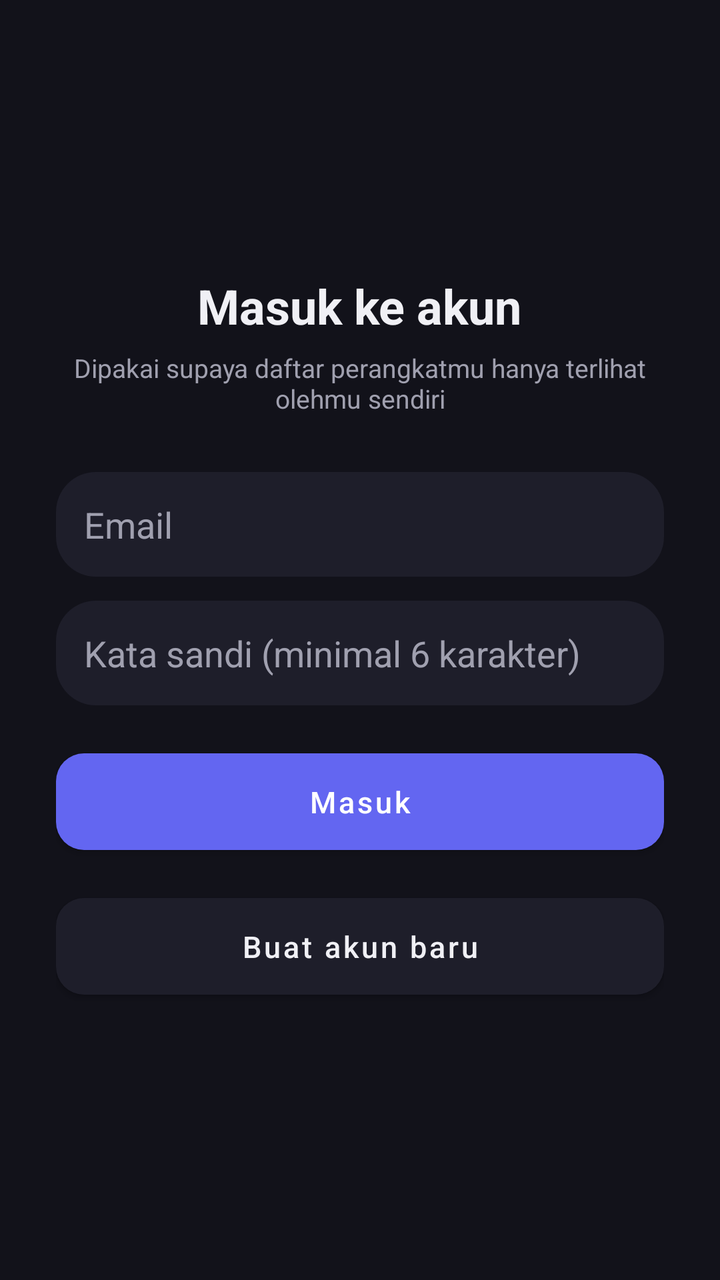
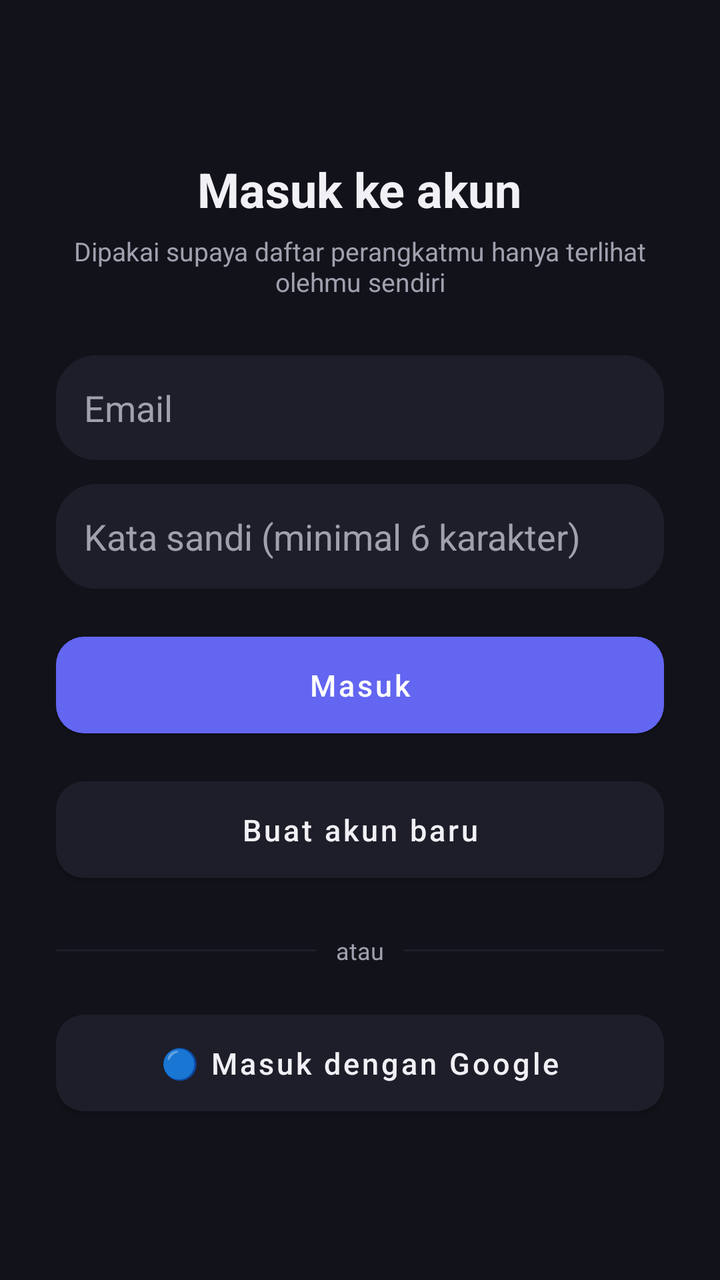

Compare the two renders of this Android layout. The source of the first and the diff that turns it into the second are given below.
<!-- AndroidManifest.xml: application theme Theme.RemoteCtl -->
<!-- res/layout/activity_login.xml -->
<?xml version="1.0" encoding="utf-8"?>
<LinearLayout xmlns:android="http://schemas.android.com/apk/res/android"
    android:layout_width="match_parent"
    android:layout_height="match_parent"
    android:background="@color/bg"
    android:orientation="vertical"
    android:gravity="center"
    android:padding="28dp">

    <TextView
        android:layout_width="wrap_content"
        android:layout_height="wrap_content"
        android:text="Masuk ke akun"
        android:textColor="@color/text_primary"
        android:textSize="24sp"
        android:textStyle="bold" />

    <TextView
        android:layout_width="wrap_content"
        android:layout_height="wrap_content"
        android:layout_marginTop="6dp"
        android:layout_marginBottom="28dp"
        android:text="Dipakai supaya daftar perangkatmu hanya terlihat olehmu sendiri"
        android:textColor="@color/text_secondary"
        android:textSize="13sp"
        android:gravity="center" />

    <EditText
        android:id="@+id/editEmail"
        android:layout_width="match_parent"
        android:layout_height="wrap_content"
        android:background="@drawable/bg_card"
        android:padding="14dp"
        android:hint="Email"
        android:textColorHint="@color/text_secondary"
        android:textColor="@color/text_primary"
        android:inputType="textEmailAddress" />

    <EditText
        android:id="@+id/editPassword"
        android:layout_width="match_parent"
        android:layout_height="wrap_content"
        android:layout_marginTop="12dp"
        android:background="@drawable/bg_card"
        android:padding="14dp"
        android:hint="Kata sandi (minimal 6 karakter)"
        android:textColorHint="@color/text_secondary"
        android:textColor="@color/text_primary"
        android:inputType="textPassword" />

    <TextView
        android:id="@+id/txtError"
        android:layout_width="match_parent"
        android:layout_height="wrap_content"
        android:layout_marginTop="10dp"
        android:textColor="@color/danger"
        android:textSize="13sp"
        android:visibility="gone" />

    <com.google.android.material.button.MaterialButton
        android:id="@+id/btnLogin"
        style="@style/RoundedButton"
        android:layout_width="match_parent"
        android:layout_height="wrap_content"
        android:layout_marginTop="18dp"
        android:text="Masuk" />

    <com.google.android.material.button.MaterialButton
        android:id="@+id/btnRegister"
        style="@style/RoundedButton.Secondary"
        android:layout_width="match_parent"
        android:layout_height="wrap_content"
        android:layout_marginTop="12dp"
        android:text="Buat akun baru" />

</LinearLayout>
<!-- resources referenced by this layout -->
<resources>
  <color name="bg">#12121A</color>
  <color name="danger">#F87171</color>
  <color name="text_primary">#F0F0F5</color>
  <color name="text_secondary">#A0A0AF</color>
  <!-- drawable bg_card (drawable) -->
  <?xml version="1.0" encoding="utf-8"?>
  <shape xmlns:android="http://schemas.android.com/apk/res/android" android:shape="rectangle">
      <solid android:color="@color/surface" />
      <corners android:radius="20dp" />
  </shape>
  <style name="RoundedButton" parent="Widget.MaterialComponents.Button">
          <item name="cornerRadius">14dp</item>
          <item name="android:textAllCaps">false</item>
          <item name="android:textSize">15sp</item>
          <item name="android:paddingTop">14dp</item>
          <item name="android:paddingBottom">14dp</item>
          <item name="backgroundTint">@color/primary</item>
      </style>
  <style name="RoundedButton.Secondary">
          <item name="backgroundTint">@color/surface</item>
          <item name="android:textColor">@color/text_primary</item>
      </style>
  <style name="Theme.RemoteCtl" parent="Theme.MaterialComponents.DayNight.NoActionBar">
          <item name="colorPrimary">@color/primary</item>
          <item name="colorPrimaryDark">@color/primary_dark</item>
          <item name="colorAccent">@color/primary</item>
          <item name="android:windowBackground">@color/bg</item>
          <item name="android:textColorPrimary">@color/text_primary</item>
          <item name="android:textColorSecondary">@color/text_secondary</item>
      </style>
  <color name="surface">#1E1E2A</color>
  <color name="primary">#6366F1</color>
  <color name="primary_dark">#4F52DD</color>
</resources>

<!-- the commit's change to res/layout/activity_login.xml (unified diff, before → after) -->
@@ -73,4 +73,40 @@
         android:layout_marginTop="12dp"
         android:text="Buat akun baru" />
 
+    <LinearLayout
+        android:layout_width="match_parent"
+        android:layout_height="wrap_content"
+        android:orientation="horizontal"
+        android:gravity="center_vertical"
+        android:layout_marginTop="22dp"
+        android:layout_marginBottom="18dp">
+
+        <View
+            android:layout_width="0dp"
+            android:layout_weight="1"
+            android:layout_height="1dp"
+            android:background="@color/surface" />
+
+        <TextView
+            android:layout_width="wrap_content"
+            android:layout_height="wrap_content"
+            android:layout_marginHorizontal="10dp"
+            android:text="atau"
+            android:textColor="@color/text_secondary"
+            android:textSize="12sp" />
+
+        <View
+            android:layout_width="0dp"
+            android:layout_weight="1"
+            android:layout_height="1dp"
+            android:background="@color/surface" />
+    </LinearLayout>
+
+    <com.google.android.material.button.MaterialButton
+        android:id="@+id/btnGoogle"
+        style="@style/RoundedButton.Secondary"
+        android:layout_width="match_parent"
+        android:layout_height="wrap_content"
+        android:text="🔵 Masuk dengan Google" />
+
 </LinearLayout>
